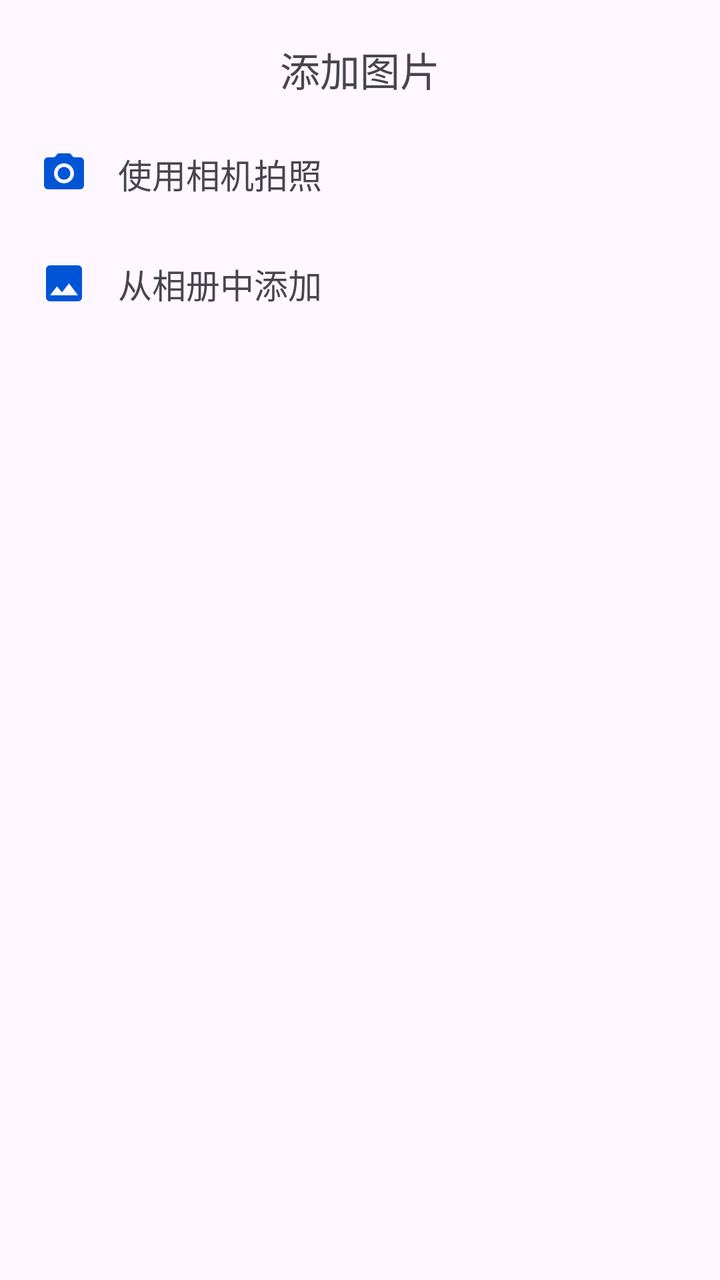
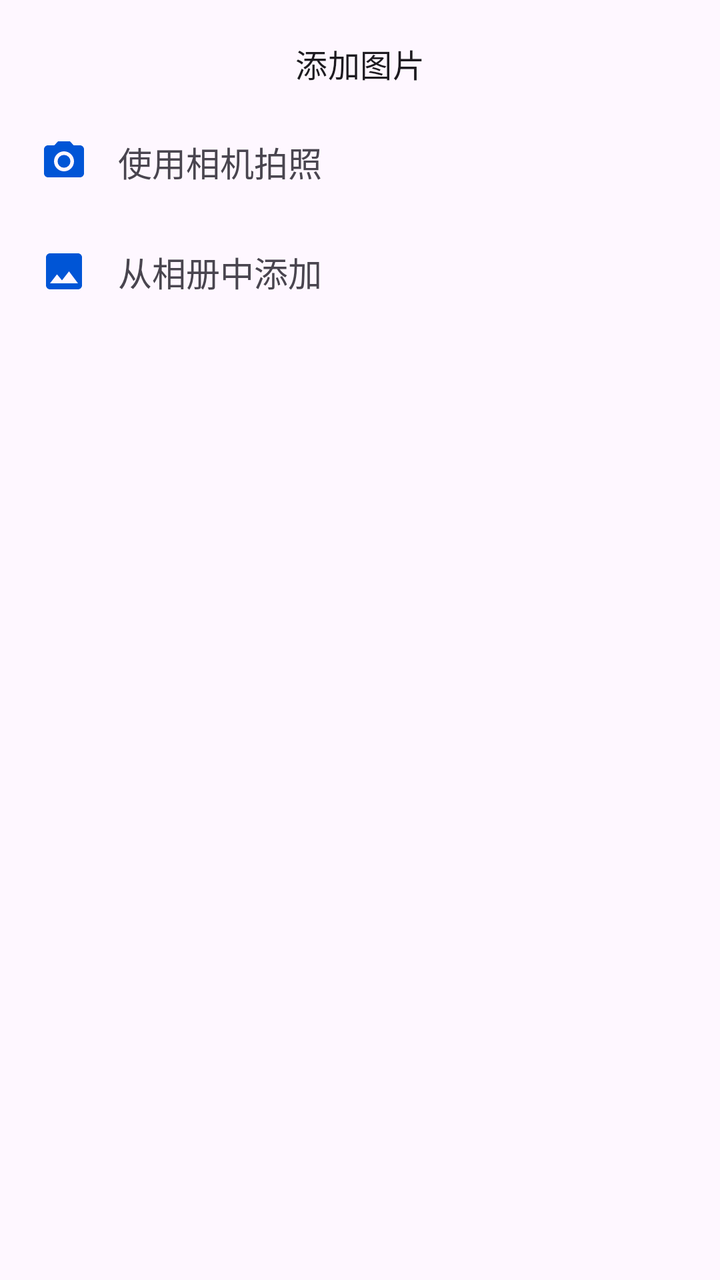

Before-and-after screenshots of an Android layout around one commit, followed by the original layout XML and the change that was made.
<!-- AndroidManifest.xml: application theme Theme.ManagerAssistant.Static -->
<!-- res/layout/bottom_sheet_picture_add_option.xml -->
<?xml version="1.0" encoding="utf-8"?>
<LinearLayout xmlns:android="http://schemas.android.com/apk/res/android"
    android:layout_width="match_parent"
    android:layout_height="match_parent"
    android:orientation="vertical"
    android:paddingTop="10dp"
    android:paddingBottom="20dp">

    <com.google.android.material.textview.MaterialTextView
        style="@style/LabelTextViewStyle"
        android:layout_width="wrap_content"
        android:layout_height="wrap_content"
        android:layout_gravity="center"
        android:text="@string/add_picture" />

    <com.google.android.material.textview.MaterialTextView
        android:id="@+id/add_via_camera"
        style="@style/ClickableTextViewStyle"
        android:layout_width="match_parent"
        android:layout_height="wrap_content"
        android:drawableStart="@drawable/baseline_photo_camera_24"
        android:text="@string/add_picture_via_camera" />

    <com.google.android.material.textview.MaterialTextView
        android:id="@+id/add_via_album"
        style="@style/ClickableTextViewStyle"
        android:layout_width="match_parent"
        android:layout_height="wrap_content"
        android:drawableStart="@drawable/baseline_photo_24"
        android:text="@string/add_picture_via_album" />
</LinearLayout>
<!-- resources referenced by this layout -->
<resources>
  <!-- drawable baseline_photo_24 (drawable) -->
  <vector xmlns:android="http://schemas.android.com/apk/res/android" android:height="24dp" android:tint="?attr/colorPrimary" android:viewportHeight="24" android:viewportWidth="24" android:width="24dp">
        
      <path android:fillColor="@android:color/white" android:pathData="M21,19V5c0,-1.1 -0.9,-2 -2,-2H5c-1.1,0 -2,0.9 -2,2v14c0,1.1 0.9,2 2,2h14c1.1,0 2,-0.9 2,-2zM8.5,13.5l2.5,3.01L14.5,12l4.5,6H5l3.5,-4.5z"/>
      
  </vector>
  <!-- drawable baseline_photo_camera_24 (drawable) -->
  <vector xmlns:android="http://schemas.android.com/apk/res/android" android:height="24dp" android:tint="#000000" android:viewportHeight="24" android:viewportWidth="24" android:width="24dp">
        
      <path android:fillColor="@android:color/white" android:pathData="M12,12m-3.2,0a3.2,3.2 0,1 1,6.4 0a3.2,3.2 0,1 1,-6.4 0"/>
        
      <path android:fillColor="@android:color/white" android:pathData="M9,2L7.17,4L4,4c-1.1,0 -2,0.9 -2,2v12c0,1.1 0.9,2 2,2h16c1.1,0 2,-0.9 2,-2L22,6c0,-1.1 -0.9,-2 -2,-2h-3.17L15,2L9,2zM12,17c-2.76,0 -5,-2.24 -5,-5s2.24,-5 5,-5 5,2.24 5,5 -2.24,5 -5,5z"/>
      
  </vector>
  <string name="add_picture">添加图片</string>
  <string name="add_picture_via_album">从相册中添加</string>
  <string name="add_picture_via_camera">使用相机拍照</string>
  <style name="ClickableTextViewStyle">
          <item name="android:background">?attr/selectableItemBackground</item>
          <item name="android:focusable">true</item>
          <item name="android:clickable">true</item>
          <item name="android:paddingTop">15dp</item>
          <item name="android:paddingBottom">15dp</item>
          <item name="android:textSize">17sp</item>
          <item name="android:drawablePadding">15dp</item>
          <item name="android:paddingStart">20dp</item>
      </style>
  <style name="LabelTextViewStyle">
          <item name="android:paddingStart">10dp</item>
          <item name="android:paddingEnd">10dp</item>
          <item name="android:paddingTop">10dp</item>
          <item name="android:paddingBottom">10dp</item>
          <item name="android:textSize">20sp</item>
      </style>
  <style name="Theme.ManagerAssistant.Static" parent="Theme.Material3.Light.NoActionBar">
          
          <item name="colorPrimary">@color/color_primary</item>
          <item name="colorOnPrimary">@color/color_on_primary</item>
          <item name="colorPrimaryContainer">@color/color_primary_container</item>
          
          <item name="colorSecondaryContainer">@color/color_secondary_container</item>
          
          <item name="android:statusBarColor">?attr/colorSurface</item>
          
          <item name="colorSurface">@color/color_surface</item>
          <item name="colorSurfaceContainer">@color/color_surface_container</item>
          <item name="colorSurfaceContainerLow">@color/color_surface_container_low</item>
  
          <item name="toolbarStyle">@style/ToolBarStyle</item>
          <item name="drawableTint">?attr/colorPrimary</item>
          <item name="colorControlActivated">?attr/colorPrimary</item>
          <item name="android:windowLightStatusBar">true</item>
          <item name="android:navigationBarColor">?attr/colorSurface</item>
      </style>
  <color name="color_primary">#0055d6</color>
  <color name="color_on_primary">#ffffff</color>
  <color name="color_primary_container">#d8e1fe</color>
  <color name="color_secondary_container">#e0e1ff</color>
  <color name="color_surface">#faf9ff</color>
  <color name="color_surface_container">#ebedfa</color>
  <color name="color_surface_container_low">#edeffc</color>
  <style name="ToolBarStyle" parent="Widget.Material3.Toolbar">
          <item name="android:backgroundTint">?attr/colorSurface</item>
          <item name="navigationIconTint">?attr/colorPrimary</item>
          <item name="contentInsetStart">10dp</item>
          <item name="titleTextAppearance">@style/TitleStyle</item>
      </style>
  <style name="TitleStyle">
          <item name="android:textSize">23sp</item>
      </style>
</resources>

<!-- the commit's change to res/layout/bottom_sheet_picture_add_option.xml (unified diff, before → after) -->
@@ -7,7 +7,7 @@
     android:paddingBottom="20dp">
 
     <com.google.android.material.textview.MaterialTextView
-        style="@style/LabelTextViewStyle"
+        style="@style/MediumTitleTextViewStyle"
         android:layout_width="wrap_content"
         android:layout_height="wrap_content"
         android:layout_gravity="center"
<!-- resource entries referenced after the edit -->
@@ -27,12 +27,8 @@
           <item name="android:drawablePadding">15dp</item>
           <item name="android:paddingStart">20dp</item>
       </style>
-  <style name="LabelTextViewStyle">
-          <item name="android:paddingStart">10dp</item>
-          <item name="android:paddingEnd">10dp</item>
-          <item name="android:paddingTop">10dp</item>
-          <item name="android:paddingBottom">10dp</item>
-          <item name="android:textSize">20sp</item>
+  <style name="MediumTitleTextViewStyle" parent="TextViewStyleBase">
+          <item name="android:textAppearance">?attr/textAppearanceTitleMedium</item>
       </style>
   <style name="Theme.ManagerAssistant.Static" parent="Theme.Material3.Light.NoActionBar">
           
@@ -54,6 +50,12 @@
           <item name="android:windowLightStatusBar">true</item>
           <item name="android:navigationBarColor">?attr/colorSurface</item>
       </style>
+  <style name="TextViewStyleBase">
+          <item name="android:paddingStart">10dp</item>
+          <item name="android:paddingEnd">10dp</item>
+          <item name="android:paddingTop">10dp</item>
+          <item name="android:paddingBottom">10dp</item>
+      </style>
   <color name="color_primary">#0055d6</color>
   <color name="color_on_primary">#ffffff</color>
   <color name="color_primary_container">#d8e1fe</color>
@@ -65,10 +67,7 @@
           <item name="android:backgroundTint">?attr/colorSurface</item>
           <item name="navigationIconTint">?attr/colorPrimary</item>
           <item name="contentInsetStart">10dp</item>
-          <item name="titleTextAppearance">@style/TitleStyle</item>
-      </style>
-  <style name="TitleStyle">
-          <item name="android:textSize">23sp</item>
+          <item name="titleTextAppearance">?attr/textAppearanceHeadlineSmall</item>
       </style>
 </resources>
 
